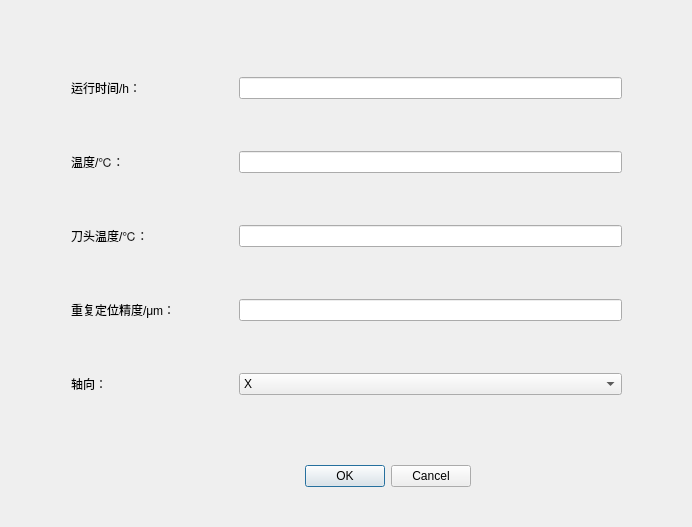
Above: addDataDialog_1.ui from YoungerLee/reliability_analysis before the change. Below: the same form after it.
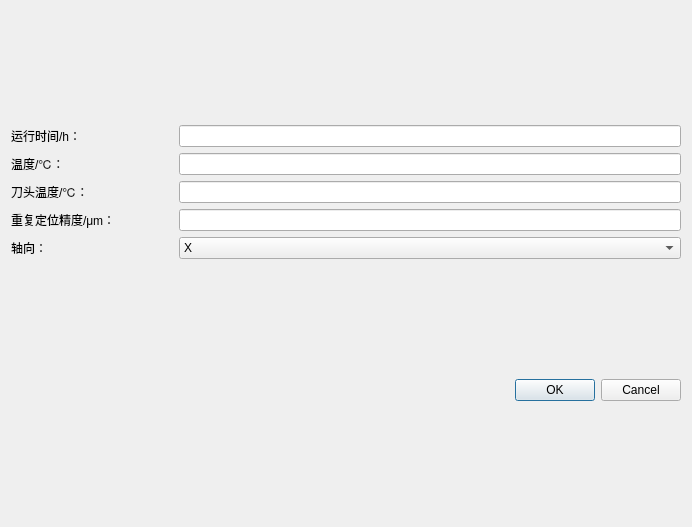
That is the form after the change.

Patch:
```diff
--- a/addDataDialog_1.ui
+++ b/addDataDialog_1.ui
@@ -13,31 +13,8 @@
   <property name="windowTitle">
    <string>添加运行记录</string>
   </property>
-  <widget class="QDialogButtonBox" name="buttonBox">
-   <property name="geometry">
-    <rect>
-     <x>130</x>
-     <y>460</y>
-     <width>341</width>
-     <height>32</height>
-    </rect>
-   </property>
-   <property name="orientation">
-    <enum>Qt::Horizontal</enum>
-   </property>
-   <property name="standardButtons">
-    <set>QDialogButtonBox::Cancel|QDialogButtonBox::Ok</set>
-   </property>
-  </widget>
-  <widget class="QWidget" name="">
-   <property name="geometry">
-    <rect>
-     <x>71</x>
-     <y>31</y>
-     <width>551</width>
-     <height>411</height>
-    </rect>
-   </property>
+  <layout class="QGridLayout" name="gridLayout">
+   <item row="0" column="0">
    <layout class="QVBoxLayout" name="verticalLayout">
     <item>
      <layout class="QHBoxLayout" name="horizontalLayout">
@@ -186,7 +163,18 @@
      </layout>
     </item>
    </layout>
-  </widget>
+   </item>
+   <item row="1" column="0">
+    <widget class="QDialogButtonBox" name="buttonBox">
+     <property name="orientation">
+      <enum>Qt::Horizontal</enum>
+     </property>
+     <property name="standardButtons">
+      <set>QDialogButtonBox::Cancel|QDialogButtonBox::Ok</set>
+     </property>
+    </widget>
+   </item>
+  </layout>
  </widget>
  <resources/>
  <connections>
```
Lines whose indentation alone changed are shown as unchanged.
